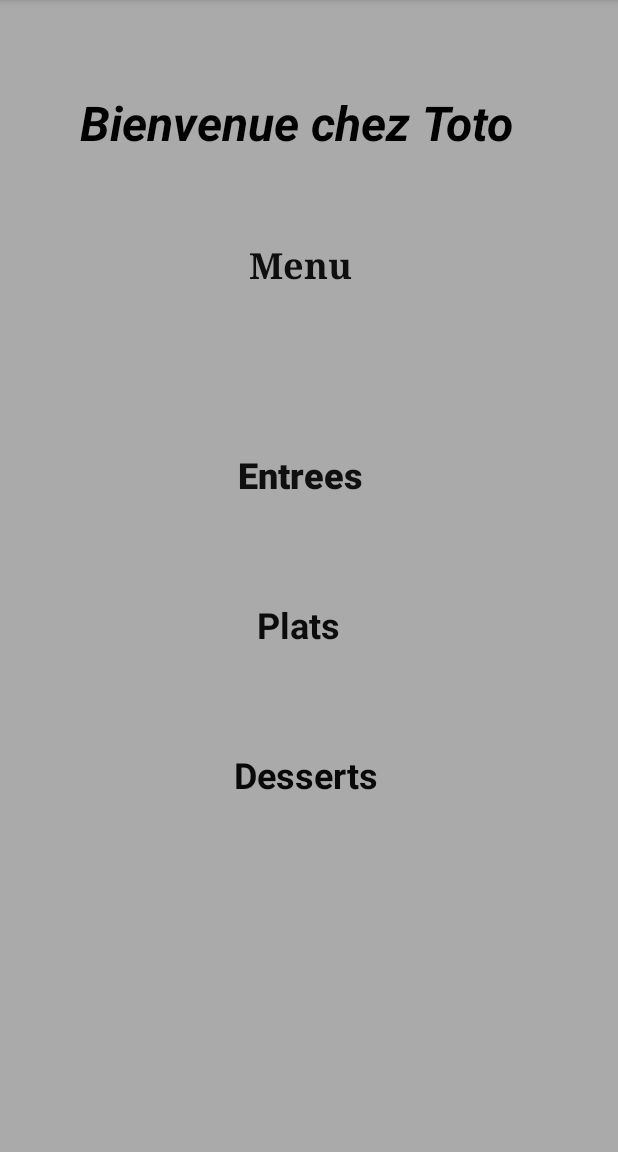
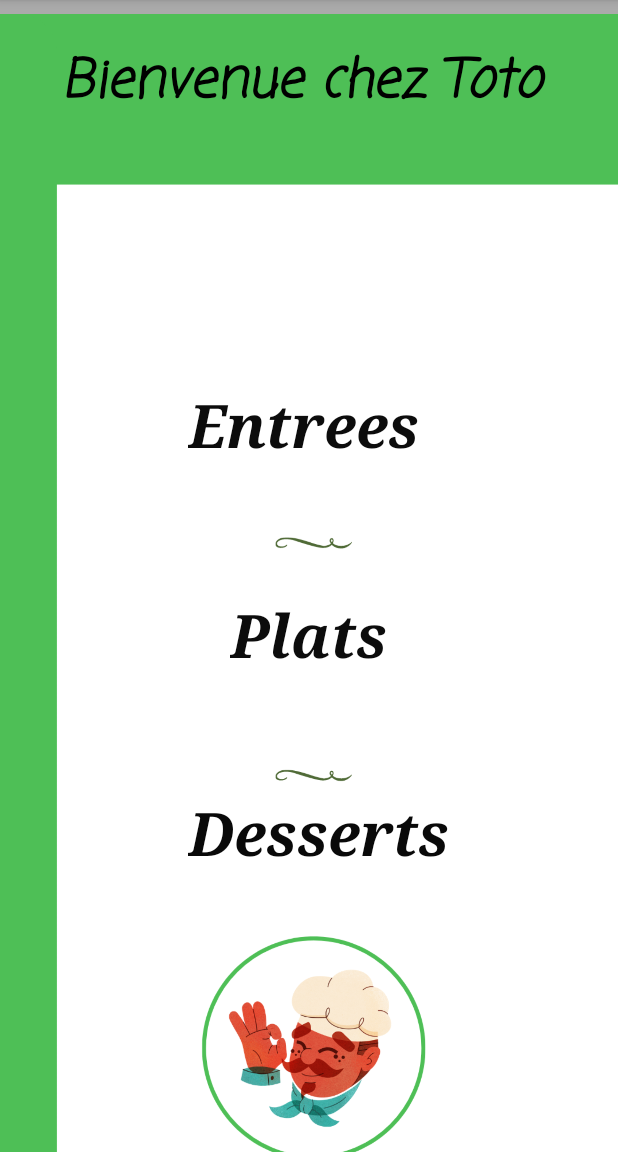
Before and after one commit to Pr00di/AndroidERestaurant, an Android app: the screen it shows after launch (HomeActivity), on a phone screen of 412 x 824 dp, the part 84-1236 px from its top. Run offline under Robolectric (Android 15) with nearby library versions, the light colour scheme and no system bars.

Commit message:
Samedi_18_Mars

```diff
--- a/app/src/main/res/layout/activity_home.xml
+++ b/app/src/main/res/layout/activity_home.xml
@@ -1,83 +1,86 @@
 <?xml version="1.0" encoding="utf-8"?>
-<androidx.constraintlayout.widget.ConstraintLayout
-    xmlns:android="http://schemas.android.com/apk/res/android"
+<androidx.constraintlayout.widget.ConstraintLayout xmlns:android="http://schemas.android.com/apk/res/android"
     xmlns:app="http://schemas.android.com/apk/res-auto"
     xmlns:tools="http://schemas.android.com/tools"
     android:layout_width="match_parent"
     android:layout_height="match_parent"
+    android:background="@android:color/darker_gray"
     android:rotationX="0"
     android:visibility="visible"
-    android:background="@android:color/darker_gray"
     tools:context=".HomeActivity">
+
+    <ImageView
+        android:id="@+id/imageView4"
+        android:layout_width="540dp"
+        android:layout_height="900dp"
+        app:layout_constraintBottom_toBottomOf="parent"
+        app:layout_constraintEnd_toEndOf="parent"
+        app:layout_constraintHorizontal_bias="0.504"
+        app:layout_constraintStart_toStartOf="parent"
+        app:layout_constraintTop_toTopOf="parent"
+        app:layout_constraintVertical_bias="0.45"
+        app:srcCompat="@drawable/home" />
 
     <TextView
         android:id="@+id/Titre_resto"
-        android:layout_width="305dp"
+        android:layout_width="330dp"
         android:layout_height="54dp"
-        android:layout_marginTop="60dp"
+        android:layout_marginTop="28dp"
+        android:fontFamily="casual"
         android:text="Bienvenue chez Toto"
+        android:textAppearance="@android:style/TextAppearance.Holo"
         android:textColor="@android:color/black"
-        android:textSize="32dp"
+        android:textSize="35sp"
+        android:textStyle="bold|italic"
+        app:layout_constraintEnd_toEndOf="parent"
+        app:layout_constraintHorizontal_bias="0.493"
+        app:layout_constraintStart_toStartOf="parent"
+        app:layout_constraintTop_toTopOf="parent" />
+
+    <TextView
+        android:id="@+id/Entree"
+        android:layout_width="160dp"
+        android:layout_height="50dp"
+        android:layout_marginTop="256dp"
+        android:fontFamily="serif"
+        android:onClick="ClickON"
+        android:text="Entrees"
+        android:textColor="#0C0C0C"
+        android:textSize="40sp"
+        android:textStyle="bold|italic"
+        app:layout_constraintEnd_toEndOf="parent"
+        app:layout_constraintHorizontal_bias="0.498"
+        app:layout_constraintStart_toStartOf="parent"
+        app:layout_constraintTop_toTopOf="parent" />
+
+    <TextView
+        android:id="@+id/Plat"
+        android:layout_width="105dp"
+        android:layout_height="50dp"
+        android:layout_marginTop="396dp"
+        android:fontFamily="serif"
+        android:onClick="ClickON"
+        android:text="Plats"
+        android:textColor="#0C0C0C"
+        android:textSize="40sp"
         android:textStyle="bold|italic"
         app:layout_constraintEnd_toEndOf="parent"
         app:layout_constraintStart_toStartOf="parent"
         app:layout_constraintTop_toTopOf="parent" />
 
     <TextView
-        android:id="@+id/Menu"
-        android:layout_width="80dp"
-        android:layout_height="40dp"
-        android:layout_marginTop="160dp"
-        android:text="Menu"
-        android:textColor="#100F0F"
-        android:textSize="24sp"
-        android:textStyle="bold"
-        android:typeface="serif"
-        app:layout_constraintEnd_toEndOf="parent"
-        app:layout_constraintHorizontal_bias="0.5"
-        app:layout_constraintStart_toStartOf="parent"
-        app:layout_constraintTop_toTopOf="parent" />
-
-    <TextView
-        android:id="@+id/Entree"
-        android:layout_width="95dp"
-        android:layout_height="40dp"
-        android:layout_marginTop="300dp"
-        android:fontFamily="sans-serif-black"
-        android:text="Entrees"
-        android:textAppearance="@style/TextAppearance.AppCompat.Body1"
-        android:textColor="#101010"
-        android:textSize="24sp"
-        android:textStyle="bold"
-        app:layout_constraintEnd_toEndOf="parent"
-        app:layout_constraintStart_toStartOf="parent"
-        app:layout_constraintTop_toTopOf="parent" />
-
-    <TextView
-        android:id="@+id/Plat"
-        android:layout_width="70dp"
-        android:layout_height="35dp"
-        android:layout_marginTop="400dp"
-        android:onClick="ClickON"
-        android:text="Plats"
-        android:textColor="#0C0C0C"
-        android:textSize="24sp"
-        android:textStyle="bold"
-        app:layout_constraintEnd_toEndOf="parent"
-        app:layout_constraintStart_toStartOf="parent"
-        app:layout_constraintTop_toTopOf="parent" />
-
-    <TextView
         android:id="@+id/Desserts"
-        android:layout_width="100dp"
-        android:layout_height="40dp"
-        android:layout_marginTop="500dp"
+        android:layout_width="180dp"
+        android:layout_height="50dp"
+        android:layout_marginTop="528dp"
+        android:fontFamily="serif"
         android:onClick="ClickON"
         android:text="Desserts"
         android:textColor="#090909"
-        android:textSize="24sp"
-        android:textStyle="bold"
+        android:textSize="40sp"
+        android:textStyle="bold|italic"
         app:layout_constraintEnd_toEndOf="parent"
+        app:layout_constraintHorizontal_bias="0.541"
         app:layout_constraintStart_toStartOf="parent"
         app:layout_constraintTop_toTopOf="parent" />
 
--- a/app/src/main/res/values/strings.xml
+++ b/app/src/main/res/values/strings.xml
@@ -1,10 +1,10 @@
 <resources>
     <string name="app_name">AndroidERestaurant</string>
-    <string name="home_title">Bienvenue</string>
-    <string name="home_Menu">Menu</string>
-    <string name="home_Entree">Entree</string>
-    <string name="home_Plats">Plats</string>
-    <string name="home_Desserts">Desserts</string>
+    <string name="home_title" translatable="false">Bienvenue</string>
+    <string name="home_Menu" translatable="false">Menu</string>
+    <string name="home_Entree" translatable="false">Entree</string>
+    <string name="home_Plats" translatable="false">Plats</string>
+    <string name="home_Desserts" translatable="false">Desserts</string>
 
     <!-- Entrées -->
     <string-array name="Entrees">
@@ -26,12 +26,6 @@
         <item>Plat 2</item>
         <item>Plat 3</item>
         <item>Plat 4</item>
-        <item>Plat 5</item>
-        <item>Plat 6</item>
-        <item>Plat 7</item>
-        <item>Plat 8</item>
-        <item>Plat 9</item>
-        <item>Plat 10</item>
     </string-array>
 
     <!-- Desserts -->
@@ -39,13 +33,6 @@
         <item>Dessert 1</item>
         <item>Dessert 2</item>
         <item>Dessert 3</item>
-        <item>Dessert 4</item>
-        <item>Dessert 5</item>
-        <item>Dessert 6</item>
-        <item>Dessert 7</item>
-        <item>Dessert 8</item>
-        <item>Dessert 9</item>
-        <item>Dessert 10 </item>
     </string-array>
 
 </resources>
```
Also changed, not shown: app/src/main/res/drawable/home.png (added), app/src/main/res/drawable/home_menu.jpg (deleted).
